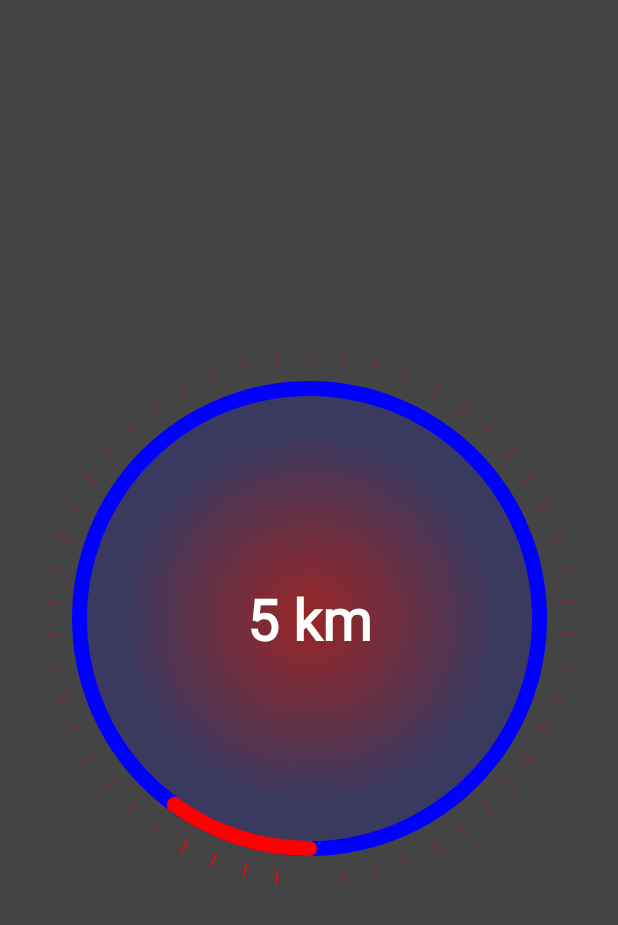
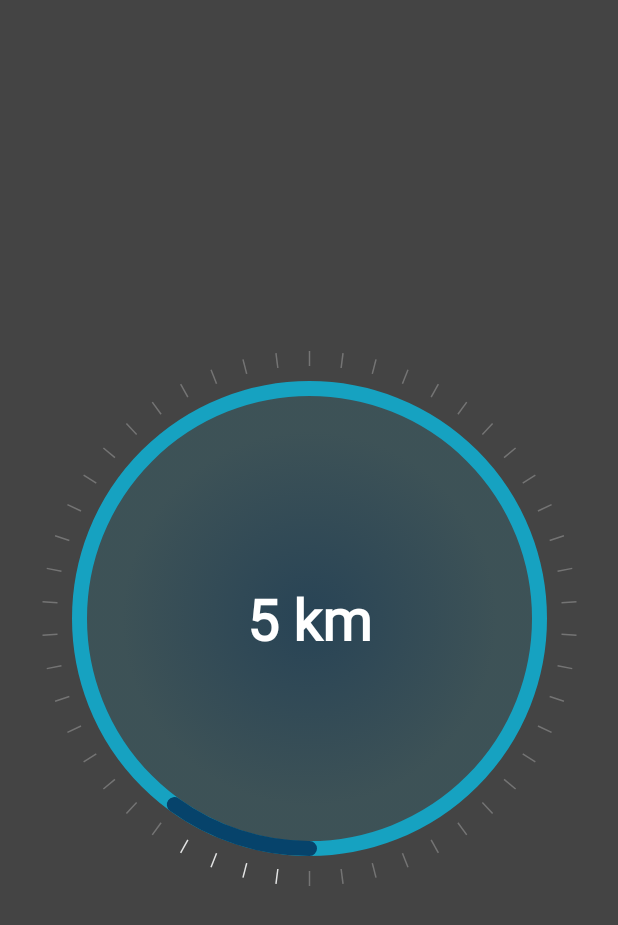
Before and after one commit to Teixeira-Pri/TestComposee, an Android app built with Jetpack Compose: the screen it shows after launch (MainActivity), on a phone screen of 412 x 824 dp. Shown: the top 925 px of the screen. Run offline under Robolectric (Android 15) with nearby library versions, the phone set to English and light mode, and no system bars.

Commit message:
color change

```diff
--- a/app/src/main/java/com/example/testcompose/MainActivity.kt
+++ b/app/src/main/java/com/example/testcompose/MainActivity.kt
@@ -17,6 +17,7 @@ import androidx.compose.ui.graphics.Color
 import androidx.compose.ui.tooling.preview.Preview
 import androidx.compose.ui.unit.dp
 import com.example.testcompose.component.CircularProgressIndicator
+import com.example.testcompose.ui.theme.Background1
 import com.example.testcompose.ui.theme.TestComposeTheme
 
 
@@ -36,7 +37,7 @@ class MainActivity : ComponentActivity() {
                             .size(250.dp)
                             .background(Color.DarkGray),
                         initialValue = 5,
-                        primaryColor = Color.Red,
+                        primaryColor = Background1,
                         secondaryColor = Color.Blue,
                         circleRadius = 230f,
                         onPositionChange = { position ->
--- a/app/src/main/java/com/example/testcompose/component/CircularProgressIndicator.kt
+++ b/app/src/main/java/com/example/testcompose/component/CircularProgressIndicator.kt
@@ -28,6 +28,9 @@ import androidx.compose.ui.input.pointer.pointerInput
 import androidx.compose.ui.tooling.preview.Preview
 import androidx.compose.ui.unit.dp
 import androidx.compose.ui.unit.sp
+import com.example.testcompose.ui.theme.Background1
+import com.example.testcompose.ui.theme.Primary1
+import com.example.testcompose.ui.theme.Primary2
 import kotlin.math.PI
 import kotlin.math.atan2
 import kotlin.math.cos
@@ -121,8 +124,8 @@ fun CircularProgressIndicator(
             drawCircle(
                 brush = Brush.radialGradient(
                     listOf(
-                        primaryColor.copy(0.45f),
-                        secondaryColor.copy(0.15f)
+                        Primary1.copy(0.45f),
+                        Primary2.copy(0.15f)
                     )
                 ),
                 radius = circleRadius,
@@ -133,13 +136,13 @@ fun CircularProgressIndicator(
                 style = Stroke(
                     width = circleThickness
                 ),
-                color = secondaryColor,
+                color = Primary2,
                 radius = circleRadius,
                 center = circleCenter
             )
 
             drawArc(
-                color = primaryColor,
+                color = Primary1,
                 startAngle = 90f,
                 sweepAngle = (360f/maxValue) * positionValue.toFloat(),
                 style = Stroke(
@@ -214,11 +217,11 @@ fun CircularProgressIndicatorPreview() {
     CircularProgressIndicator(
         modifier = Modifier
             .size(250.dp)
-            .background(Color.DarkGray)
+            .background(Background1)
         ,
         initialValue =5,
-        primaryColor = Color.Red,
-        secondaryColor = Color.Blue,
+        primaryColor = Primary1,
+        secondaryColor = Primary2,
         circleRadius = 230f,
         onPositionChange = {
 
--- a/app/src/main/java/com/example/testcompose/ui/theme/Color.kt
+++ b/app/src/main/java/com/example/testcompose/ui/theme/Color.kt
@@ -2,9 +2,9 @@ package com.example.testcompose.ui.theme
 
 import androidx.compose.ui.graphics.Color
 
-val Purple80 = Color(0xFFD0BCFF)
-val PurpleGrey80 = Color(0xFFCCC2DC)
-val Pink80 = Color(0xFFEFB8C8)
+val Primary1 = Color(0xFF06436B)
+val Primary2 = Color(0xFF16a2c1)
+val Background1 = Color(0xFFe3e4e4)
 
 val Purple40 = Color(0xFF6650a4)
 val PurpleGrey40 = Color(0xFF625b71)
--- a/app/src/main/java/com/example/testcompose/ui/theme/Theme.kt
+++ b/app/src/main/java/com/example/testcompose/ui/theme/Theme.kt
@@ -16,9 +16,9 @@ import androidx.compose.ui.platform.LocalView
 import androidx.core.view.WindowCompat
 
 private val DarkColorScheme = darkColorScheme(
-    primary = Purple80,
-    secondary = PurpleGrey80,
-    tertiary = Pink80
+    primary = Primary1,
+    secondary = Primary2,
+    tertiary = Background1
 )
 
 private val LightColorScheme = lightColorScheme(
```
Also changed, not shown: app/src/main/java/com/example/testcompose/fragment/AppNavigationBottomBar.kt (added, +21 -0 lines), app/src/main/java/com/example/testcompose/fragment/Home.kt (added, +33 -0 lines).
